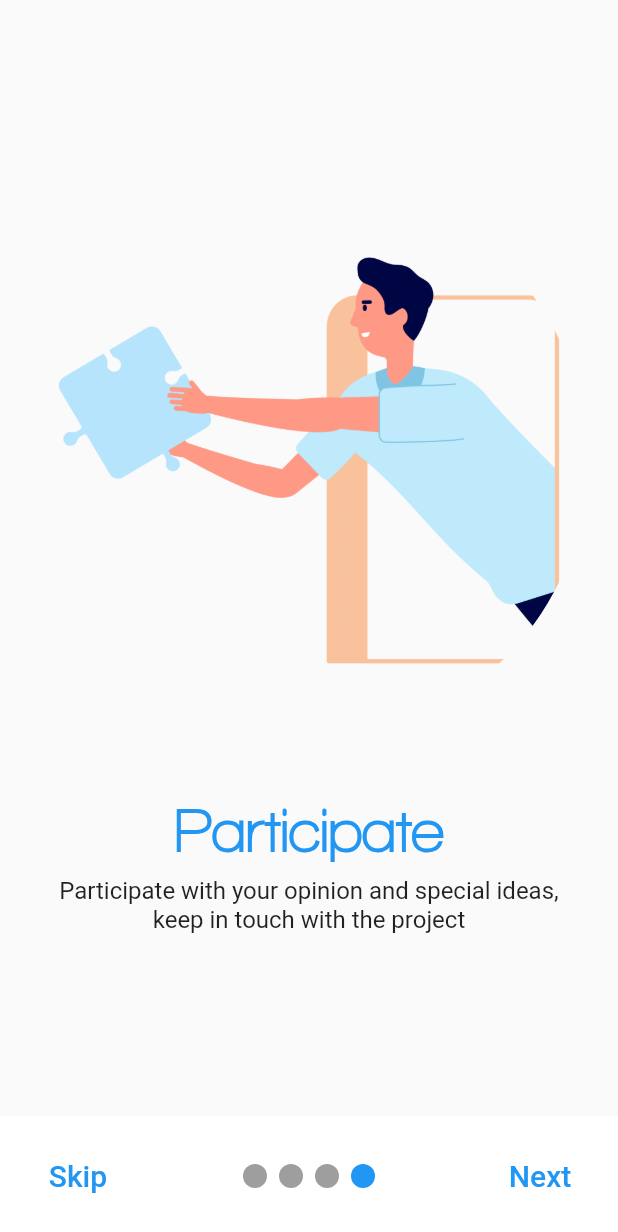
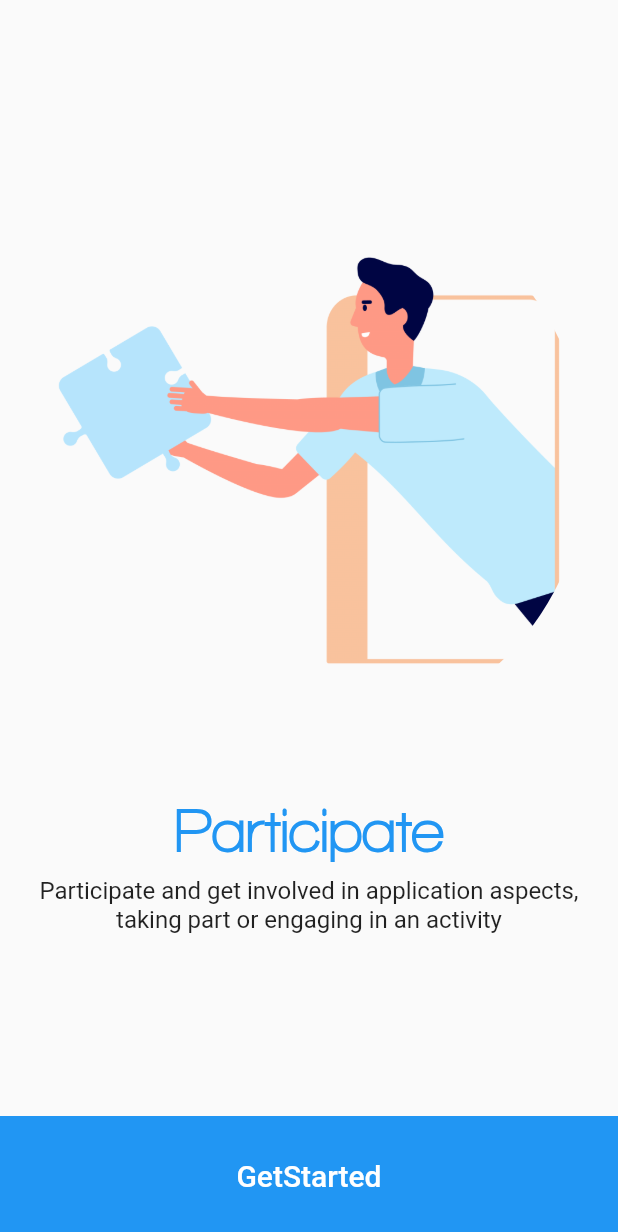
Before and after one commit to MostafaHamed-W/simple_on_boarding_screen, a Flutter app: the screen it shows after launch, after a tap on "Skip", on a phone screen of 412 x 824 dp. Shown: the top 1232 px of the screen. Run offline on Flutter 3.47's test engine with Material 2 defaults, Android fonts, the phone set to English and light mode, and no system bars; drawn by our look-alikes of smooth_page_indicator.

Commit message:
update last page & add get started

```diff
--- a/lib/main.dart
+++ b/lib/main.dart
@@ -1,6 +1,6 @@
 import 'package:flutter/material.dart';
 
-import 'onboarding_view/onboarding_page_view.dart';
+import 'views/onboarding_view/onboarding_page_view.dart';
 
 void main() {
   runApp(const IntroView());
@@ -12,6 +12,7 @@ class IntroView extends StatelessWidget {
   @override
   Widget build(BuildContext context) {
     return const MaterialApp(
+      debugShowCheckedModeBanner: false,
       home: OnBoardingPage(),
     );
   }
--- a/lib/onboarding_view/onboarding_page_view.dart
+++ /dev/null
@@ -1,108 +0,0 @@
-import 'package:flutter/material.dart';
-import 'package:intro_view/onboarding_view/widgets/custom_onboarding_page.dart';
-import 'package:smooth_page_indicator/smooth_page_indicator.dart';
-
-class OnBoardingPage extends StatefulWidget {
-  const OnBoardingPage({super.key});
-
-  @override
-  State<OnBoardingPage> createState() => _OnBoardingPageState();
-}
-
-class _OnBoardingPageState extends State<OnBoardingPage> {
-  final PageController pageController = PageController();
-  @override
-  void dispose() {
-    pageController.dispose();
-    super.dispose();
-  }
-
-  @override
-  Widget build(BuildContext context) {
-    return Scaffold(
-      body: Container(
-        padding: const EdgeInsets.only(bottom: 80),
-        child: PageView(
-          controller: pageController,
-          children: const [
-            CustomOnBoardingPage(
-              title: 'Manage',
-              subTitle:
-                  'Manage the process of the tasks completion,\ntrack the time and analyze the status',
-              image: 'assets/images/1.png',
-            ),
-            CustomOnBoardingPage(
-              title: 'Share',
-              subTitle:
-                  'Share the tasks and updates with your team,\nconvenienty for hightr productivity',
-              image: 'assets/images/3.png',
-            ),
-            CustomOnBoardingPage(
-              title: 'Keep',
-              subTitle: 'Keep various ways to contact and get in touch,\neasly right from the app',
-              image: 'assets/images/4.png',
-            ),
-            CustomOnBoardingPage(
-              title: 'Participate',
-              subTitle:
-                  'Participate with your opinion and special ideas,\nkeep in touch with the project',
-              image: 'assets/images/2.png',
-            ),
-          ],
-        ),
-      ),
-      bottomSheet: Container(
-        padding: const EdgeInsets.symmetric(horizontal: 20),
-        height: 80,
-        color: Colors.white,
-        child: Row(
-          mainAxisAlignment: MainAxisAlignment.spaceBetween,
-          children: [
-            TextButton(
-              onPressed: () {
-                skipMethod();
-              },
-              child: const Text('Skip', style: TextStyle(fontSize: 20)),
-            ),
-            SmoothPageIndicator(
-              controller: pageController,
-              count: 4,
-              effect: const WormEffect(activeDotColor: Colors.blue),
-              onDotClicked: (index) {
-                pageController.animateToPage(
-                  index,
-                  duration: const Duration(milliseconds: 500),
-                  curve: Curves.easeIn,
-                );
-              },
-            ),
-            TextButton(
-              onPressed: () {
-                nextMethod();
-              },
-              child: const Text(
-                'Next',
-                style: TextStyle(fontSize: 20),
-              ),
-            ),
-          ],
-        ),
-      ),
-    );
-  }
-
-  void nextMethod() {
-    pageController.nextPage(
-      duration: const Duration(milliseconds: 400),
-      curve: Curves.easeInOut,
-    );
-  }
-
-  void skipMethod() {
-    pageController.animateToPage(
-      3,
-      duration: const Duration(milliseconds: 500),
-      curve: Curves.easeIn,
-    );
-  }
-}
--- /dev/null
+++ b/lib/views/onboarding_view/onboarding_page_view.dart
@@ -0,0 +1,133 @@
+import 'package:flutter/material.dart';
+import 'package:intro_view/views/home_view/home_view.dart';
+import 'package:intro_view/views/onboarding_view/widgets/custom_onboarding_page.dart';
+import 'package:smooth_page_indicator/smooth_page_indicator.dart';
+
+class OnBoardingPage extends StatefulWidget {
+  const OnBoardingPage({super.key});
+
+  @override
+  State<OnBoardingPage> createState() => _OnBoardingPageState();
+}
+
+class _OnBoardingPageState extends State<OnBoardingPage> {
+  final PageController pageController = PageController();
+  bool isLastPage = false;
+  @override
+  void dispose() {
+    pageController.dispose();
+    super.dispose();
+  }
+
+  @override
+  Widget build(BuildContext context) {
+    return Scaffold(
+      body: Container(
+        padding: const EdgeInsets.only(bottom: 80),
+        child: PageView(
+          controller: pageController,
+          onPageChanged: (index) {
+            setState(() => isLastPage = index == 3);
+          },
+          children: const [
+            CustomOnBoardingPage(
+              title: 'Manage',
+              subTitle:
+                  'Manage the process of the tasks completion,\ntrack the time and analyze the status',
+              image: 'assets/images/1.png',
+            ),
+            CustomOnBoardingPage(
+              title: 'Share',
+              subTitle:
+                  'Share the tasks and updates with your team,\nconvenienty for hightr productivity',
+              image: 'assets/images/3.png',
+            ),
+            CustomOnBoardingPage(
+              title: 'Keep',
+              subTitle: 'Keep various ways to contact and get in touch,\neasly right from the app',
+              image: 'assets/images/4.png',
+            ),
+            CustomOnBoardingPage(
+              title: 'Participate',
+              subTitle:
+                  'Participate and get involved in application aspects,\ntaking part or engaging in an activity',
+              image: 'assets/images/2.png',
+            ),
+          ],
+        ),
+      ),
+      bottomSheet: Container(
+        height: 80,
+        color: Colors.white,
+        child: isLastPage
+            ? TextButton(
+                onPressed: () {
+                  Navigator.of(context).pushReplacement(MaterialPageRoute(
+                    builder: (context) => const HomePageView(),
+                  ));
+                },
+                style: TextButton.styleFrom(
+                  backgroundColor: Colors.blue,
+                  shape: const RoundedRectangleBorder(),
+                  foregroundColor: Colors.white,
+                  minimumSize: const Size.fromHeight(80),
+                ),
+                child: const Text(
+                  'GetStarted',
+                  style: TextStyle(fontSize: 20, color: Colors.white),
+                ),
+              )
+            : Padding(
+                padding: const EdgeInsets.symmetric(horizontal: 20),
+                child: Row(
+                  mainAxisAlignment: MainAxisAlignment.spaceBetween,
+                  children: [
+                    TextButton(
+                      onPressed: () {
+                        skipMethod();
+                      },
+                      child: const Text('Skip', style: TextStyle(fontSize: 20)),
+                    ),
+                    SmoothPageIndicator(
+                      controller: pageController,
+                      count: 4,
+                      effect: const WormEffect(activeDotColor: Colors.blue),
+                      onDotClicked: (index) {
+                        pageController.animateToPage(
+                          index,
+                          duration: const Duration(milliseconds: 500),
+                          curve: Curves.easeIn,
+                        );
+                      },
+                    ),
+                    TextButton(
+                      onPressed: () {
+                        nextMethod();
+                      },
+                      child: const Text(
+                        'Next',
+                        style: TextStyle(fontSize: 20),
+                      ),
+                    ),
+                  ],
+                ),
+              ),
+      ),
+    );
+  }
+
+  void nextMethod() {
+    pageController.nextPage(
+      duration: const Duration(milliseconds: 400),
+      curve: Curves.easeInOut,
+    );
+  }
+
+  void skipMethod() {
+    pageController.animateToPage(
+      3,
+      duration: const Duration(milliseconds: 500),
+      curve: Curves.easeIn,
+    );
+  }
+}
```
Also changed, not shown: lib/views/home_view/home_view.dart (added, +21 -0 lines), lib/views/onboarding_view/widgets/custom_onboarding_page.dart (renamed from lib/onboarding_view/widgets/custom_onboarding_page.dart).
